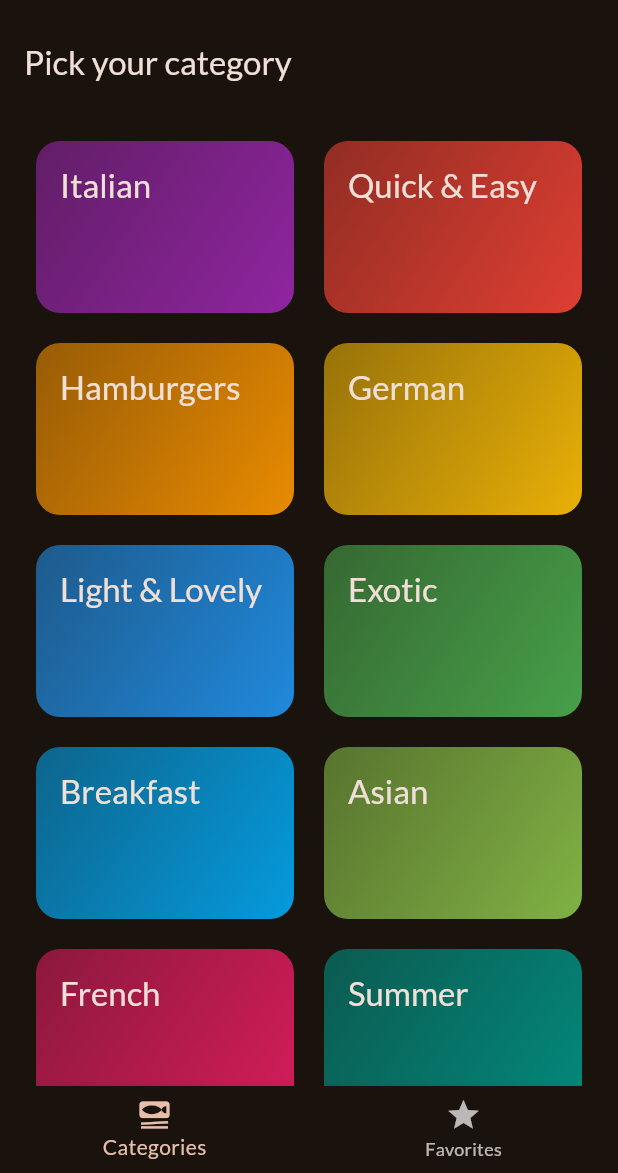
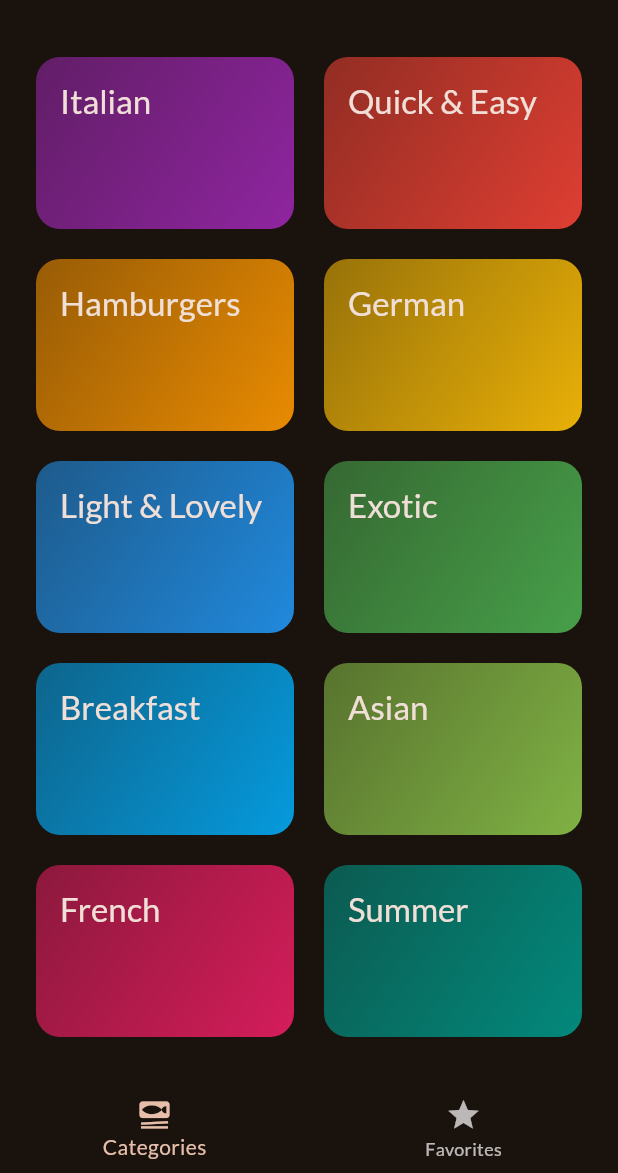
Before and after one commit to Ali-Rhayem/Meals, a Flutter app: the screen it shows after launch, on a phone screen of 412 x 824 dp, the part 63-1236 px from its top. Run offline on Flutter 3.47's test engine with Material 3 defaults, Android fonts, the phone set to English and light mode, and no system bars; our stand-ins replace google_fonts, transparent_image.

Commit message:
refactor: simplify CategoriesScreen layout and add current index to BottomNavigationBar

```diff
--- a/lib/screens/categories.dart
+++ b/lib/screens/categories.dart
@@ -21,11 +21,7 @@ class CategoriesScreen extends StatelessWidget {
 
   @override
   Widget build(BuildContext context) {
-    return Scaffold(
-      appBar: AppBar(
-        title: const Text('Pick your category'),
-      ),
-      body: GridView(
+    return GridView(
       padding: const EdgeInsets.all(24),
       gridDelegate: const SliverGridDelegateWithFixedCrossAxisCount(
         crossAxisCount: 2,
@@ -40,7 +36,6 @@ class CategoriesScreen extends StatelessWidget {
             onSelectCategory: () => _selectCategory(context, category),
           ),
       ],
-      ),
     );
   }
 }
--- a/lib/screens/tabs.dart
+++ b/lib/screens/tabs.dart
@@ -36,6 +36,7 @@ class _TabsScreen extends State<TabsScreen> {
       ),
       body: activePage,
       bottomNavigationBar: BottomNavigationBar(
+        currentIndex: _selectedPageIndex,
         onTap: (index) {
           _selectPage(index);
         },
```
Lines whose indentation alone changed are shown as unchanged.
